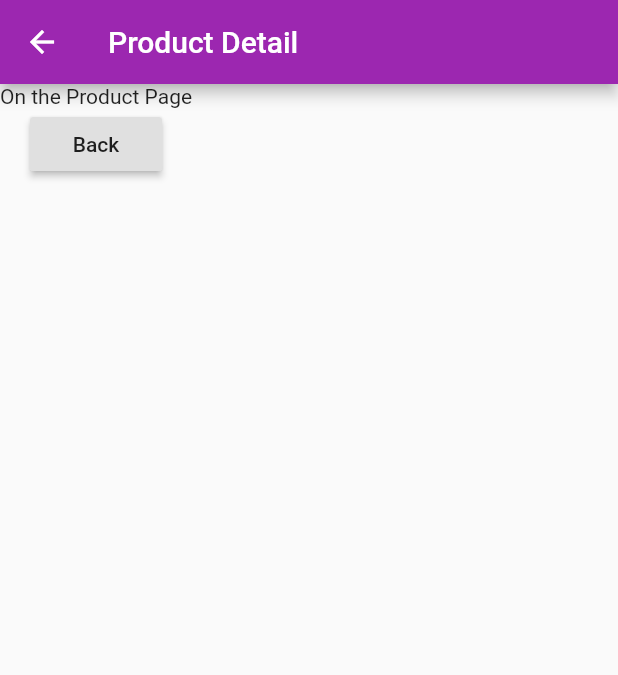
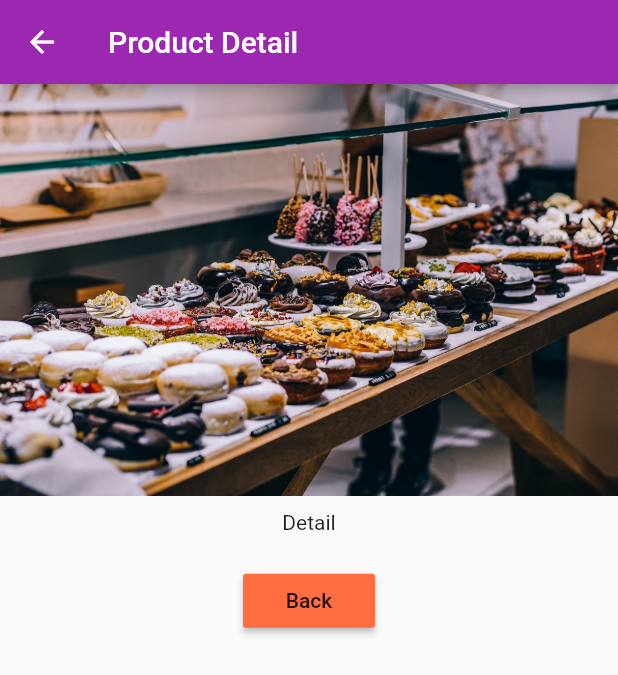
Before and after one commit to eliseuvideira/learn_flutter, a Flutter app: the ProductPage screen opened directly, on a phone screen of 412 x 824 dp. Shown: the top 675 px of the screen. Run offline on Flutter 3.47's test engine with Material 2 defaults, Android fonts, the phone set to English and light mode, and no system bars.

Commit message:
Improving the look of the product page

```diff
--- a/lib/pages/product.dart
+++ b/lib/pages/product.dart
@@ -8,11 +8,20 @@ class ProductPage extends StatelessWidget {
         title: Text('Product Detail'),
       ),
       body: Column(
+        crossAxisAlignment: CrossAxisAlignment.center,
         children: [
-          Text('On the Product Page'),
-          RaisedButton(
-            child: Text('Back'),
-            onPressed: () => Navigator.pop(context),
+          Image.asset('assets/food.jpg'),
+          Container(
+            padding: EdgeInsets.all(10.0),
+            child: Text('Detail'),
+          ),
+          Container(
+            padding: EdgeInsets.all(10.0),
+            child: RaisedButton(
+              color: Theme.of(context).accentColor,
+              child: Text('Back'),
+              onPressed: () => Navigator.pop(context),
+            ),
           )
         ],
       ),
```
